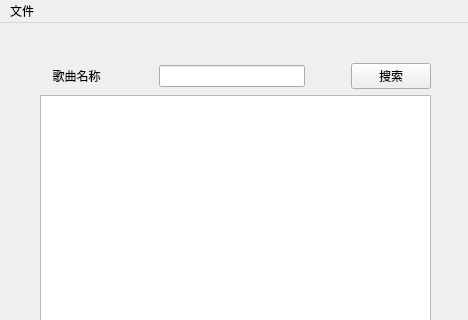
Before: the Qt Designer form view/mainview.ui in WoodsonWang/Pyqt5, drawn with Qt 5; both pictures show x 0 to 468 and y 0 to 320 of the 468 by 600 pixel window.
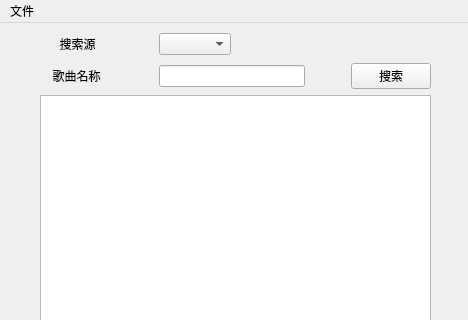
After: the same form once the commit is applied.

What changed in the file:
```diff
--- a/view/mainview.ui
+++ b/view/mainview.ui
@@ -117,6 +117,50 @@
      </item>
     </layout>
    </widget>
+   <widget class="QWidget" name="">
+    <property name="geometry">
+     <rect>
+      <x>40</x>
+      <y>10</y>
+      <width>191</width>
+      <height>22</height>
+     </rect>
+    </property>
+    <layout class="QHBoxLayout" name="horizontalLayout_2" stretch="2,1,1">
+     <item>
+      <widget class="QLabel" name="label_2">
+       <property name="font">
+        <font>
+         <family>Adobe Arabic</family>
+         <pointsize>9</pointsize>
+        </font>
+       </property>
+       <property name="text">
+        <string>搜索源</string>
+       </property>
+       <property name="alignment">
+        <set>Qt::AlignCenter</set>
+       </property>
+      </widget>
+     </item>
+     <item>
+      <spacer name="horizontalSpacer_3">
+       <property name="orientation">
+        <enum>Qt::Horizontal</enum>
+       </property>
+       <property name="sizeHint" stdset="0">
+        <size>
+         <width>40</width>
+         <height>20</height>
+        </size>
+       </property>
+      </spacer>
+     </item>
+     <item>
+      <widget class="QComboBox" name="sourceBox"/>
+     </item>
+    </layout>
+   </widget>
   </widget>
   <widget class="QMenuBar" name="menubar">
    <property name="geometry">
```
